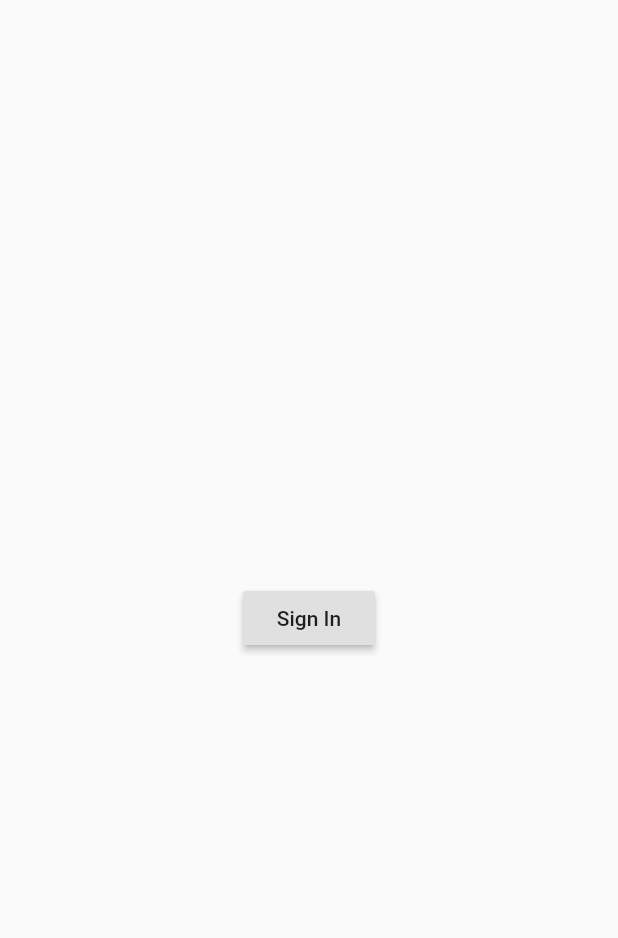
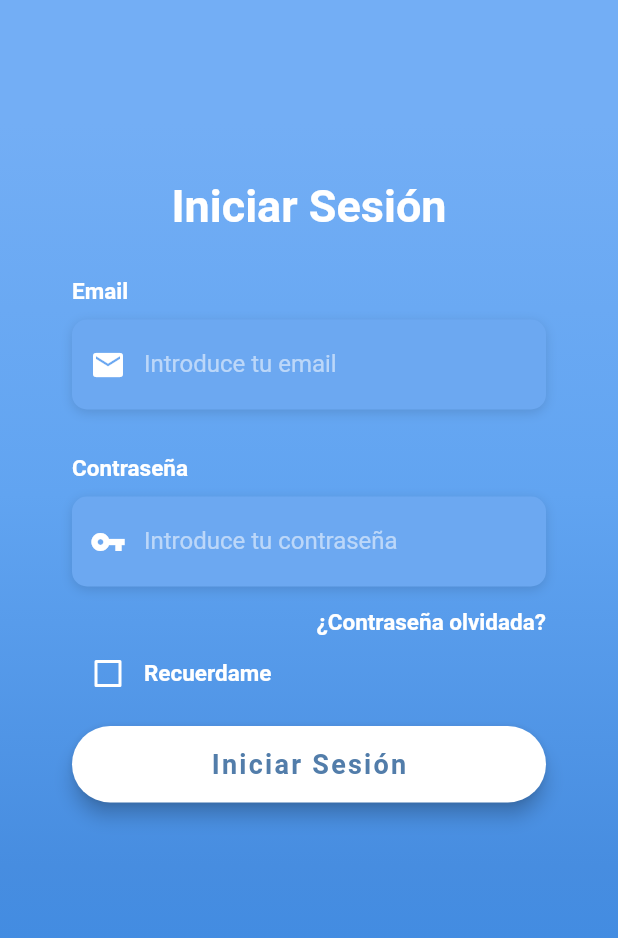
Before and after one commit to GfMois13/GastosApp, a Flutter app: the LoginPage screen opened directly, on a phone screen of 412 x 824 dp. Shown: the top 938 px of the screen. Run offline on Flutter 3.47's test engine with Material 2 defaults, Android fonts, the phone set to English and light mode, and no system bars; our stand-ins replace charts_flutter, cloud_firestore, firebase_auth, firebase_core, font_awesome_flutter, google_sign_in; accounts and stored records are empty; Roboto replaces fonts that are missing (OpenSans).

Commit message:
Moises -> LoginPage finished && FirebaseAuth

```diff
--- a/lib/main.dart
+++ b/lib/main.dart
@@ -1,4 +1,5 @@
 // @dart=2.9
+import 'package:firebase_auth/firebase_auth.dart';
 import 'package:firebase_core/firebase_core.dart';
 import 'package:flutter/material.dart';
 import 'package:gastos/states/LoginState.dart';
@@ -7,7 +8,7 @@ import 'package:gastos/views/HomePage.dart';
 import 'package:gastos/views/LoginPage.dart';
 import 'package:provider/provider.dart';
 
-void main() async {
+Future<void> main() async {
   WidgetsFlutterBinding.ensureInitialized();
   await Firebase.initializeApp();
   runApp(MyApp());
@@ -16,23 +17,26 @@ void main() async {
 class MyApp extends StatelessWidget {
   @override
   Widget build(BuildContext context) {
-    return ChangeNotifierProvider<LoginState>(
-      create: (BuildContext context) => LoginState(),
+    return MultiProvider(
+      providers: [
+        Provider<AuthService>(
+          create: (_) => AuthService(FirebaseAuth.instance),
+        ),
+        StreamProvider(
+          create: (context) => context.read<AuthService>().authStateChanges,
+          initialData: null,
+        )
+      ],
       child: MaterialApp(
+        title: 'Flutter Demo',
         debugShowCheckedModeBanner: false,
-        initialRoute: '/',
-        title: 'GastosApp',
         theme: ThemeData(
           primarySwatch: Colors.blue,
+          visualDensity: VisualDensity.adaptivePlatformDensity,
         ),
+        home: AuthWrapper(),
         routes: {
-          '/': (BuildContext context) {
-            var state = Provider.of<LoginState>(context);
-            if (state.isLoggedIn()) {
-              return HomePage();
-            } else
-              return LoginPage();
-          },
+          '/home': (BuildContext context) => HomePage(),
           '/add': (BuildContext context) => AddPage(),
         },
       ),
@@ -40,14 +44,19 @@ class MyApp extends StatelessWidget {
   }
 }
 
-// class MyApp extends StatefulWidget {
-//   @override
-//   _MyAppState createState() => _MyAppState();
-// }
+class AuthWrapper extends StatelessWidget {
+  @override
+  Widget build(BuildContext context) {
+    final firebaseUser = context.watch<User>();
 
-// class _MyAppState extends State<MyApp> {
-//   bool _isLoggedIn = false;
-
+    if (firebaseUser != null) {
+      print(firebaseUser);
+      return HomePage();
+    }
+    return LoginPage();
+  }
+}
+// class MyApp extends StatelessWidget {
 //   @override
 //   Widget build(BuildContext context) {
 //     return ChangeNotifierProvider<LoginState>(
@@ -55,7 +64,7 @@ class MyApp extends StatelessWidget {
 //       child: MaterialApp(
 //         debugShowCheckedModeBanner: false,
 //         initialRoute: '/',
-//         title: 'Flutter Demo',
+//         title: 'GastosApp',
 //         theme: ThemeData(
 //           primarySwatch: Colors.blue,
 //         ),
@@ -65,13 +74,7 @@ class MyApp extends StatelessWidget {
 //             if (state.isLoggedIn()) {
 //               return HomePage();
 //             } else
-//               return LoginPage(
-//                 onLoginSuccess: () {
-//                   setState(() {
-//                     _isLoggedIn = true;
-//                   });
-//                 },
-//               );
+//               return LoginPage();
 //           },
 //           '/add': (BuildContext context) => AddPage(),
 //         },
--- a/lib/states/LoginState.dart
+++ b/lib/states/LoginState.dart
@@ -1,5 +1,7 @@
 import 'package:flutter/material.dart';
-// ignore: unused_import
+import 'package:gastos/views/HomePage.dart';
+import 'package:google_sign_in/google_sign_in.dart';
+import 'package:firebase_auth/firebase_auth.dart';
 import 'package:provider/provider.dart';
 
 class LoginState with ChangeNotifier {
@@ -16,3 +18,38 @@ class LoginState with ChangeNotifier {
     notifyListeners();
   }
 }
+
+class AuthService {
+  final FirebaseAuth _firebaseAuth;
+
+  AuthService(this._firebaseAuth);
+
+  Stream<User> get authStateChanges =>
+      _firebaseAuth.authStateChanges() as Stream<User>;
+
+  Future<void> signOut() async {
+    await _firebaseAuth.signOut();
+  }
+
+  Future<String?> signIn(
+      {required String email, required String password}) async {
+    try {
+      await _firebaseAuth.signInWithEmailAndPassword(
+          email: email, password: password);
+      return "Sesión Iniciada";
+    } on FirebaseAuthException catch (e) {
+      return e.message;
+    }
+  }
+
+  Future<String?> signUp(
+      {required String email, required String password}) async {
+    try {
+      await _firebaseAuth.createUserWithEmailAndPassword(
+          email: email, password: password);
+      return "Usuario creado";
+    } on FirebaseAuthException catch (e) {
+      return e.message;
+    }
+  }
+}
--- a/lib/styles/Styles.dart
+++ b/lib/styles/Styles.dart
@@ -10,3 +10,20 @@ final unselected = TextStyle(
   fontWeight: FontWeight.normal,
   color: Colors.blueGrey.withOpacity(0.4),
 );
+
+final titleStyle = TextStyle(
+  color: Colors.white,
+  fontFamily: 'OpenSans',
+  fontSize: 30.0,
+  fontWeight: FontWeight.bold,
+);
+final inputTitleStyle = TextStyle(
+  color: Colors.white,
+  fontFamily: 'OpenSans',
+  fontSize: 15.0,
+  fontWeight: FontWeight.bold,
+);
+final hintText = TextStyle(
+  color: Colors.white54,
+  fontFamily: 'OpenSans',
+);
--- a/lib/views/HomePage.dart
+++ b/lib/views/HomePage.dart
@@ -49,9 +49,7 @@ class _HomePageState extends State<HomePage> {
             _bottomActionBar(FontAwesomeIcons.chartPie, () {}),
             SizedBox(width: 48.0),
             _bottomActionBar(FontAwesomeIcons.wallet, () {}),
-            _bottomActionBar(Icons.settings, () {
-              Provider.of<LoginState>(context).logout();
-            }),
+            _bottomActionBar(Icons.settings, () {}),
           ],
         ),
       ),
--- a/lib/views/LoginPage.dart
+++ b/lib/views/LoginPage.dart
@@ -1,19 +1,96 @@
 import 'package:flutter/material.dart';
 import 'package:gastos/states/LoginState.dart';
+import 'package:gastos/styles/Styles.dart';
+import 'package:gastos/widgets/LoginForm.dart';
 import 'package:provider/provider.dart';
 
-class LoginPage extends StatelessWidget {
+bool rememberMe = false;
+
+class LoginPage extends StatefulWidget {
+  const LoginPage({Key? key}) : super(key: key);
+
+  @override
+  _LoginPageState createState() => _LoginPageState();
+}
+
+class _LoginPageState extends State<LoginPage> {
   @override
   Widget build(BuildContext context) {
     return Scaffold(
-      body: Center(
-        // ignore: deprecated_member_use
-        child: RaisedButton(
-          child: Text('Sign In'),
-          onPressed: () {
-            Provider.of<LoginState>(context, listen: false).login();
-          },
-        ),
+      body: Stack(
+        children: <Widget>[
+          Container(
+            height: double.infinity,
+            width: double.infinity,
+            decoration: BoxDecoration(
+              gradient: LinearGradient(
+                begin: Alignment.topCenter,
+                end: Alignment.bottomCenter,
+                colors: [
+                  Color(0xFF73AEF5),
+                  Color(0xFF61A4F1),
+                  Color(0xFF478DE0),
+                  Color(0xFF398AE5),
+                ],
+                stops: [
+                  0.1,
+                  0.4,
+                  0.7,
+                  0.9,
+                ],
+              ),
+            ),
+          ),
+          Container(
+            height: double.infinity,
+            child: SingleChildScrollView(
+              physics: AlwaysScrollableScrollPhysics(),
+              padding: EdgeInsets.symmetric(
+                horizontal: 48.0,
+                vertical: 120.0,
+              ),
+              child: Column(
+                mainAxisAlignment: MainAxisAlignment.center,
+                children: <Widget>[
+                  Text(
+                    "Iniciar Sesión",
+                    style: titleStyle,
+                  ),
+                  SizedBox(height: 30.0),
+                  EmailForm(),
+                  SizedBox(height: 30.0),
+                  PaswordForm(),
+                  ForgotPassword(),
+                  Container(
+                    height: 20.0,
+                    child: Row(
+                      children: <Widget>[
+                        Theme(
+                          data: ThemeData(unselectedWidgetColor: Colors.white),
+                          child: Checkbox(
+                            value: rememberMe,
+                            onChanged: (value) {
+                              setState(() {
+                                rememberMe = value!;
+                              });
+                            },
+                            checkColor: Colors.green,
+                            activeColor: Colors.white,
+                          ),
+                        ),
+                        Text(
+                          'Recuerdame',
+                          style: inputTitleStyle,
+                        ),
+                      ],
+                    ),
+                  ),
+                  LoginButton(context),
+                ],
+              ),
+            ),
+          ),
+        ],
       ),
     );
   }
--- /dev/null
+++ b/lib/widgets/LoginForm.dart
@@ -0,0 +1,148 @@
+import 'package:flutter/cupertino.dart';
+import 'package:flutter/material.dart';
+import 'package:gastos/states/LoginState.dart';
+import 'package:gastos/styles/Styles.dart';
+import 'package:gastos/views/LoginPage.dart';
+import 'package:provider/provider.dart';
+
+final TextEditingController _emailController = new TextEditingController();
+final TextEditingController _passwdController = new TextEditingController();
+bool _rememberMe = false;
+
+Widget EmailForm() {
+  return Column(
+    crossAxisAlignment: CrossAxisAlignment.start,
+    children: <Widget>[
+      Text(
+        "Email",
+        style: inputTitleStyle,
+      ),
+      SizedBox(height: 10.0),
+      Container(
+        alignment: Alignment.centerLeft,
+        decoration: BoxDecoration(
+          color: Color(0xFF6CA8F1),
+          borderRadius: BorderRadius.circular(10.0),
+          boxShadow: [
+            BoxShadow(
+              color: Colors.black12,
+              blurRadius: 6.0,
+              offset: Offset(0, 2),
+            ),
+          ],
+        ),
+        height: 60.0,
+        child: TextField(
+          controller: _emailController,
+          keyboardType: TextInputType.emailAddress,
+          style: TextStyle(
+            color: Colors.white,
+            fontFamily: 'OpenSans',
+          ),
+          decoration: InputDecoration(
+            border: InputBorder.none,
+            contentPadding: EdgeInsets.only(top: 14.0),
+            prefixIcon: Icon(
+              Icons.email,
+              color: Colors.white,
+            ),
+            hintText: "Introduce tu email",
+            hintStyle: hintText,
+          ),
+        ),
+      ),
+    ],
+  );
+}
+
+Widget PaswordForm() {
+  return Column(
+    crossAxisAlignment: CrossAxisAlignment.start,
+    children: <Widget>[
+      Text(
+        "Contraseña",
+        style: inputTitleStyle,
+      ),
+      SizedBox(height: 10.0),
+      Container(
+        alignment: Alignment.centerLeft,
+        decoration: BoxDecoration(
+          color: Color(0xFF6CA8F1),
+          borderRadius: BorderRadius.circular(10.0),
+          boxShadow: [
+            BoxShadow(
+              color: Colors.black12,
+              blurRadius: 6.0,
+              offset: Offset(0, 2),
+            ),
+          ],
+        ),
+        height: 60.0,
+        child: TextField(
+          controller: _passwdController,
+          keyboardType: TextInputType.text,
+          obscureText: true,
+          style: TextStyle(
+            color: Colors.white,
+            fontFamily: 'OpenSans',
+          ),
+          decoration: InputDecoration(
+            border: InputBorder.none,
+            contentPadding: EdgeInsets.only(top: 14.0),
+            prefixIcon: Icon(
+              Icons.vpn_key,
+              color: Colors.white,
+            ),
+            hintText: "Introduce tu contraseña",
+            hintStyle: hintText,
+          ),
+        ),
+      ),
+    ],
+  );
+}
+
+Widget ForgotPassword() {
+  return Container(
+    alignment: Alignment.centerRight,
+    child: FlatButton(
+      onPressed: () {},
+      padding: EdgeInsets.only(right: 0.0),
+      child: Text(
+        "¿Contraseña olvidada?",
+        style: inputTitleStyle,
+      ),
+    ),
+  );
+}
+
+Widget LoginButton(BuildContext context) {
+  return Container(
+    padding: EdgeInsets.symmetric(vertical: 25.0),
+    width: double.infinity,
+    child: RaisedButton(
+      elevation: 5.0,
+      onPressed: () async {
+        await context.read<AuthService>().signIn(
+              email: _emailController.text.trim(),
+              password: _passwdController.text.trim(),
+            );
+      },
+      padding: EdgeInsets.all(15.0),
+      shape: RoundedRectangleBorder(
+        borderRadius: BorderRadius.circular(30.0),
+      ),
+      color: Colors.white,
+      child: Text(
+        "Iniciar Sesión",
+        style: TextStyle(
+          color: Color(0xFF527DAA),
+          letterSpacing: 1.5,
+          fontSize: 18.0,
+          fontWeight: FontWeight.bold,
+          fontFamily: 'OpenSans',
+        ),
+      ),
+    ),
+  );
+}
--- a/pubspec.yaml
+++ b/pubspec.yaml
@@ -34,6 +34,8 @@ dependencies:
   firebase_core: ^1.3.0
   flutter_numpad_widget: ^0.1.1
   provider: ^5.0.0
+  firebase_auth: ^1.4.1
+  google_sign_in: ^5.0.4
 
 dev_dependencies:
   flutter_test:
```
Also changed, not shown: pubspec.lock, 1 other file.
